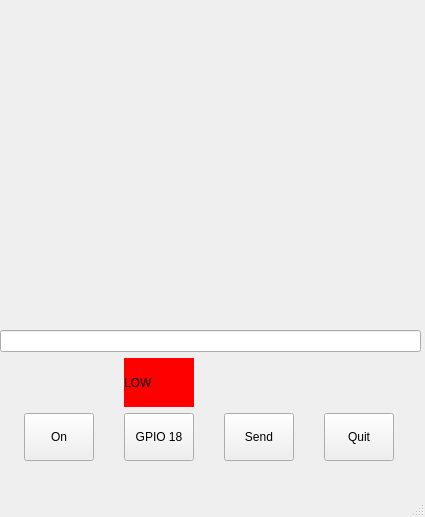
Before: the Qt Designer form prAvata.ui in Leonamin/temp, drawn with Qt 5.
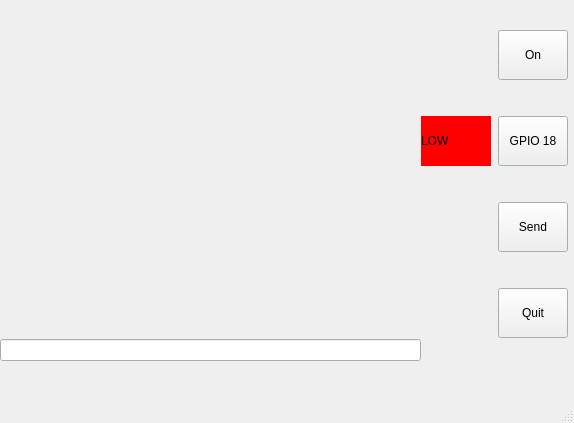
After: the same form once the commit is applied.

Commit message: qt UI 변경

```diff
--- a/prAvata.ui
+++ b/prAvata.ui
@@ -6,8 +6,8 @@
    <rect>
     <x>0</x>
     <y>0</y>
-    <width>425</width>
-    <height>517</height>
+    <width>574</width>
+    <height>423</height>
    </rect>
   </property>
   <property name="windowTitle">
@@ -31,7 +31,7 @@
       <x>0</x>
       <y>330</y>
       <width>421</width>
-      <height>131</height>
+      <height>41</height>
      </rect>
     </property>
     <layout class="QVBoxLayout" name="verticalLayout_2">
@@ -42,10 +42,22 @@
        </property>
       </widget>
      </item>
+    </layout>
+   </widget>
+   <widget class="QWidget" name="horizontalLayoutWidget_3">
+    <property name="geometry">
+     <rect>
+      <x>420</x>
+      <y>0</y>
+      <width>151</width>
+      <height>371</height>
+     </rect>
+    </property>
+    <layout class="QHBoxLayout" name="horizontalLayout_3">
      <item>
-      <layout class="QHBoxLayout" name="horizontalLayout_2">
+      <layout class="QVBoxLayout" name="verticalLayout_4">
        <item>
-        <widget class="QLabel" name="paddingLbl">
+        <widget class="QLabel" name="paddingLbl_2">
          <property name="maximumSize">
           <size>
            <width>70</width>
@@ -77,7 +89,7 @@
         </widget>
        </item>
        <item>
-        <widget class="QLabel" name="paddingLbl_2">
+        <widget class="QLabel" name="paddingLbl">
          <property name="maximumSize">
           <size>
            <width>70</width>
@@ -111,7 +123,7 @@
       </layout>
      </item>
      <item>
-      <layout class="QHBoxLayout" name="horizontalLayout">
+      <layout class="QVBoxLayout" name="verticalLayout_5">
        <item>
         <widget class="QPushButton" name="camToggleBtn">
          <property name="maximumSize">
```
Left out of the diff: 2 changed lines with no effect on the pictures. The commit also changes 2 other files.
